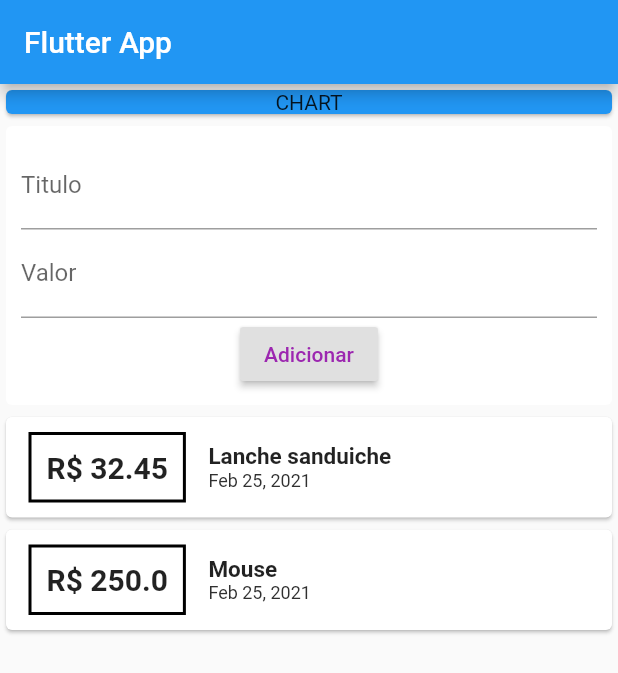
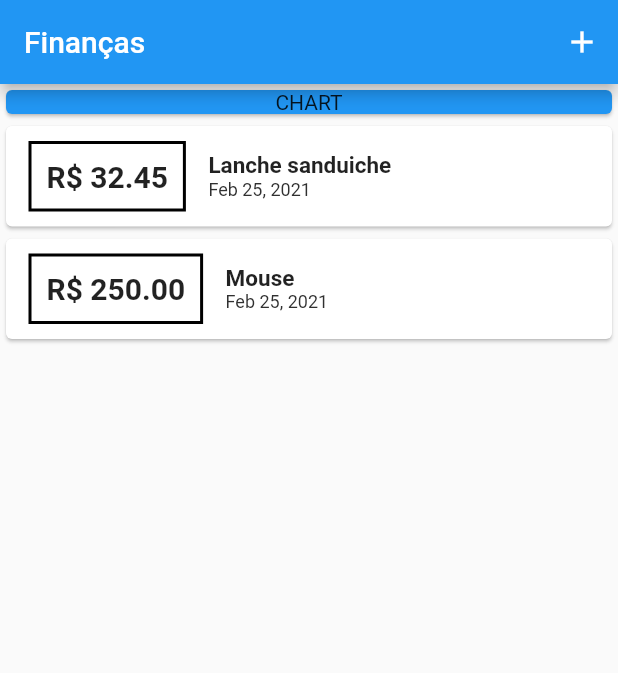
Before and after one commit to eliseudr/FinancasApp, a Flutter app: the screen it shows after launch, on a phone screen of 412 x 824 dp. Shown: the top 673 px of the screen. Run offline on Flutter 3.47's test engine with Material 2 defaults, Android fonts, the phone set to English and light mode, and no system bars.

Commit message:
mudanças no layout inicial e botao para abrir menu de transaçao

```diff
--- a/lib/main.dart
+++ b/lib/main.dart
@@ -1,6 +1,8 @@
 import 'package:flutter/material.dart';
 
-import './widgets/usuario_transacoes.dart';
+import './widgets/nova_transacao.dart';
+import './models/transacoes.dart';
+import './widgets/transacoes_list.dart';
 
 void main() => runApp(MyApp());
 
@@ -14,14 +16,67 @@ class MyApp extends StatelessWidget {
   }
 }
 
-class MyHomePage extends StatelessWidget {
+class MyHomePage extends StatefulWidget {
+  @override
+  _MyHomePageState createState() => _MyHomePageState();
+}
+
+class _MyHomePageState extends State<MyHomePage> {
+  final List<Transacoes> _usuarioTransacoes = [
+    Transacoes(
+      id: 't1',
+      titulo: 'Lanche sanduiche',
+      valor: 32.45,
+      data: DateTime.now(),
+    ),
+    Transacoes(
+      id: 't2',
+      titulo: 'Mouse',
+      valor: 250,
+      data: DateTime.now(),
+    )
+  ];
+
+  void _adicionarNovaTransacao(String novoTitulo, double novoValor) {
+    final novaTx = Transacoes(
+      titulo: novoTitulo,
+      valor: novoValor,
+      data: DateTime.now(),
+      id: DateTime.now().toString(),
+    );
+
+    setState(() {
+      _usuarioTransacoes.add(novaTx);
+    });
+  }
+
+  void _abreNovaTransacao(BuildContext ctx) {
+    showModalBottomSheet(
+      context: ctx,
+      builder: (_) {
+        return GestureDetector(
+          onTap: () {},
+          child: NovaTransacao(_adicionarNovaTransacao),
+          behavior: HitTestBehavior.opaque,
+        );
+      },
+    );
+  }
+
   @override
   Widget build(BuildContext context) {
     return Scaffold(
       appBar: AppBar(
-        title: Text('Flutter App'),
+        title: Text('Finanças'),
+        actions: <Widget>[
+          IconButton(
+            icon: Icon(Icons.add),
+            onPressed: () => _abreNovaTransacao(context),
           ),
-      body: Column(
+        ],
+      ),
+      body: SingleChildScrollView(
+        child: Column(
           children: <Widget>[
             Container(
               width: double.infinity,
@@ -29,8 +84,9 @@ class MyHomePage extends StatelessWidget {
                   color: Colors.blue,
                   child: Text('CHART', textAlign: TextAlign.center)),
             ),
-          UsuarioTransacoes(),
+            ListaTransacoes(_usuarioTransacoes),
           ],
+        ),
       ),
     );
   }
--- a/lib/widgets/transacoes_list.dart
+++ b/lib/widgets/transacoes_list.dart
@@ -10,8 +10,10 @@ class ListaTransacoes extends StatelessWidget {
   @override
   //Campos onde ficaram registrados os gastos
   Widget build(BuildContext context) {
-    return Column(
-      children: transacoes.map((tx) {
+    return Container(
+      height: 400,
+      child: ListView.builder(
+        itemBuilder: (ctx, index) {
           return Card(
             child: Row(
               children: <Widget>[
@@ -21,7 +23,7 @@ class ListaTransacoes extends StatelessWidget {
                       border: Border.all(color: Colors.black, width: 2)),
                   padding: EdgeInsets.all(10),
                   child: Text(
-                  'R\$ ${tx.valor}',
+                    'R\$ ${transacoes[index].valor.toStringAsFixed(2)}',
                     style: TextStyle(fontWeight: FontWeight.bold, fontSize: 20),
                   ),
                 ),
@@ -29,20 +31,23 @@ class ListaTransacoes extends StatelessWidget {
                   crossAxisAlignment: CrossAxisAlignment.start,
                   children: <Widget>[
                     //Titulo da transacao
-                  Text(tx.titulo,
+                    Text(transacoes[index].titulo,
                         style: TextStyle(
                           fontWeight: FontWeight.bold,
                           fontSize: 15,
                         )),
                     //Data da transacao
-                  Text(DateFormat.yMMMd().format(tx.data),
-                      style: TextStyle(color: Colors.grey[850], fontSize: 12)),
+                    Text(DateFormat.yMMMd().format(transacoes[index].data),
+                        style:
+                            TextStyle(color: Colors.grey[850], fontSize: 12)),
                   ],
                 ),
               ],
             ),
           );
-      }).toList(),
+        },
+        itemCount: transacoes.length,
+      ),
     );
   }
 }
--- a/lib/widgets/usuario_transacoes.dart
+++ /dev/null
@@ -1,49 +0,0 @@
-import './transacoes_list.dart';
-import './nova_transacao.dart';
-import 'package:flutter/material.dart';
-import '../models/transacoes.dart';
-
-class UsuarioTransacoes extends StatefulWidget {
-  @override
-  _UsuarioTransacoesState createState() => _UsuarioTransacoesState();
-}
-
-class _UsuarioTransacoesState extends State<UsuarioTransacoes> {
-  final List<Transacoes> _usuarioTransacoes = [
-    Transacoes(
-      id: 't1',
-      titulo: 'Lanche sanduiche',
-      valor: 32.45,
-      data: DateTime.now(),
-    ),
-    Transacoes(
-      id: 't2',
-      titulo: 'Mouse',
-      valor: 250,
-      data: DateTime.now(),
-    )
-  ];
-
-  void _adicionarNovaTransacao(String novoTitulo, double novoValor) {
-    final novaTx = Transacoes(
-      titulo: novoTitulo,
-      valor: novoValor,
-      data: DateTime.now(),
-      id: DateTime.now().toString(),
-    );
-
-    setState(() {
-      _usuarioTransacoes.add(novaTx);
-    });
-  }
-
-  @override
-  Widget build(BuildContext context) {
-    return Column(
-      children: <Widget>[
-        NovaTransacao(_adicionarNovaTransacao),
-        ListaTransacoes(_usuarioTransacoes),
-      ],
-    );
-  }
-}
```
Also changed, not shown: lib/widgets/nova_transacao.dart (+19 -6 lines). Lines whose indentation alone changed are shown as unchanged.
